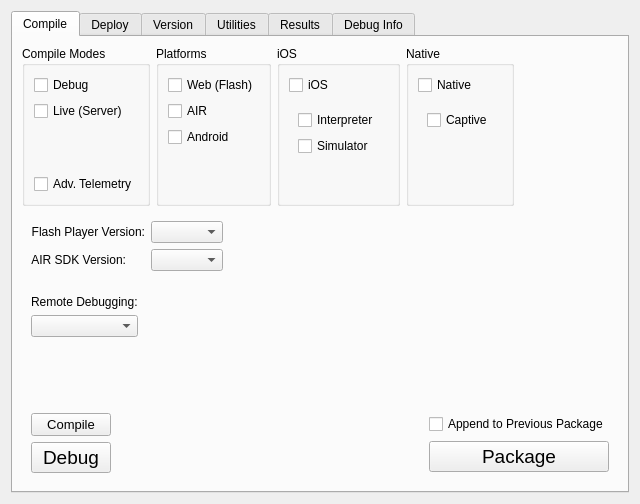
The window that resources/widget/DeckCompileWidget/DeckCompileWidget.ui (sernst/CompilerDeck) describes before a commit, drawn with Qt 5.
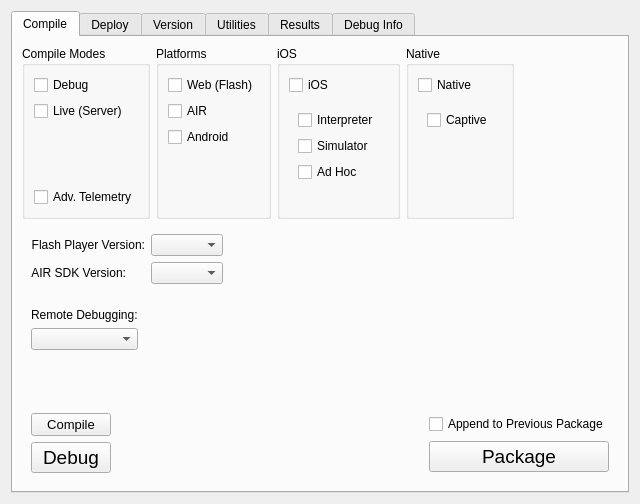
The same window after the commit.

Patch:
```diff
--- a/resources/widget/DeckCompileWidget/DeckCompileWidget.ui
+++ b/resources/widget/DeckCompileWidget/DeckCompileWidget.ui
@@ -158,6 +158,13 @@
                   </property>
                  </widget>
                 </item>
+                <item>
+                 <widget class="QCheckBox" name="iosAdHocChk">
+                  <property name="text">
+                   <string>Ad Hoc</string>
+                  </property>
+                 </widget>
+                </item>
                </layout>
               </widget>
              </item>
```
